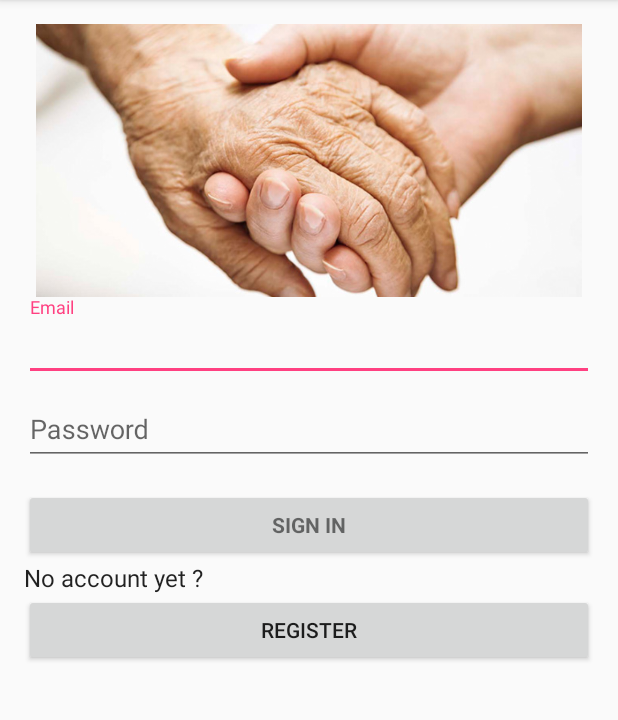
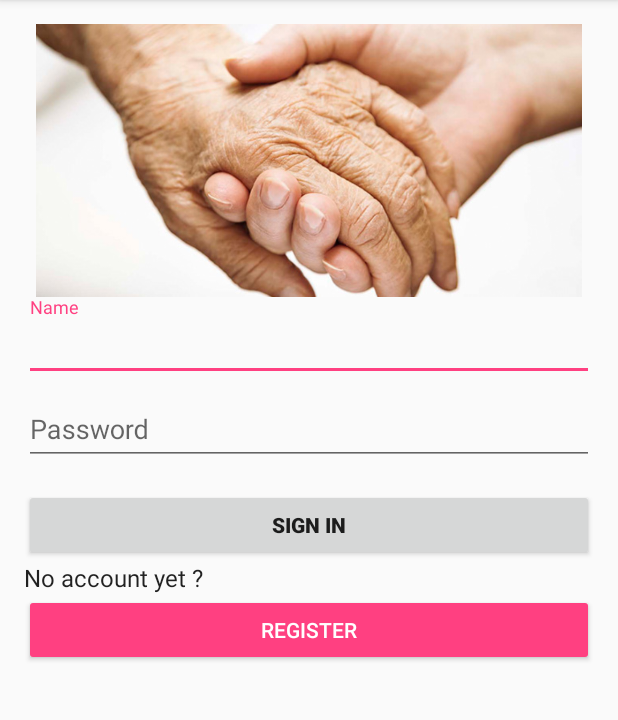
Before and after one commit to theopoipoi/Alzheimer_Project, an Android app: the screen it shows after launch (LoginActivity), on a phone screen of 412 x 824 dp, the part 84-804 px from its top. Run offline under Robolectric (Android 15) with nearby library versions, the phone set to English and light mode, and no system bars.

Commit message:
Login + registration : OK

```diff
--- a/app/src/main/AndroidManifest.xml
+++ b/app/src/main/AndroidManifest.xml
@@ -25,6 +25,9 @@
                 <category android:name="android.intent.category.LAUNCHER" />
             </intent-filter>
         </activity>
+        <activity
+            android:name="RegistrationActivity"
+            android:label="Alzheimer_project" />
     </application>
 
 </manifest>
--- a/app/src/main/java/com/example/theopoipoi/alzheimer_project/DatabaseHelper.java
+++ b/app/src/main/java/com/example/theopoipoi/alzheimer_project/DatabaseHelper.java
@@ -3,8 +3,10 @@ package com.example.theopoipoi.alzheimer_project;
 import android.content.ContentValues;
 import android.content.Context;
 import android.database.Cursor;
+import android.database.SQLException;
 import android.database.sqlite.SQLiteDatabase;
 import android.database.sqlite.SQLiteOpenHelper;
+import android.os.UserManager;
 import android.util.Log;
 
 import java.util.ArrayList;
@@ -23,26 +25,18 @@ public class DatabaseHelper extends SQLiteOpenHelper {
 
     // User Table Columns names
     private static final String COLUMN_USER_NAME = "user_name";
+    private static final String COLUMN_USER_FIRSTNAME = "user_firstname";
     private static final String COLUMN_USER_PASSWORD = "user_password";
-    private static final String COLUMN_USER_BATTERY_MIN = "user_battery_min";
-    private static final String COLUMN_USER_BATTERY_MAX = "user_battery_max";
-    private static final String COLUMN_USER_TEMPERATURE_MIN = "user_temperature_min";
-    private static final String COLUMN_USER_TEMPERATURE_MAX = "user_temperature_max";
-    private static final String COLUMN_USER_HUMIDITY_MIN = "user_humidity_min";
-    private static final String COLUMN_USER_HUMIDITY_MAX = "user_humidity_max";
+    private static final String COLUMN_USER_ADDRESS = "user_address";
     private static final String COLUMN_USER_PHONE = "user_phone";
 
     // create table sql query
     private String CREATE_USER_TABLE = "CREATE TABLE " + TABLE_USER + " ("
-            + COLUMN_USER_NAME + " VARCHAR PRIMARY KEY,"
+            + COLUMN_USER_NAME + " VARCHAR PRIMARY KEY not null,"
+            + COLUMN_USER_FIRSTNAME + " VARCHAR not null,"
             + COLUMN_USER_PASSWORD + " INT(4) not null,"
-            + COLUMN_USER_BATTERY_MAX + " INT,"
-            + COLUMN_USER_BATTERY_MIN + " INT,"
-            + COLUMN_USER_TEMPERATURE_MAX + " INT,"
-            + COLUMN_USER_TEMPERATURE_MIN + " INT,"
-            + COLUMN_USER_HUMIDITY_MAX + " INT,"
-            + COLUMN_USER_HUMIDITY_MIN + " INT,"
-            + COLUMN_USER_PHONE + " VARCHAR"
+            + COLUMN_USER_ADDRESS + " VARCHAR not null,"
+            + COLUMN_USER_PHONE + " VARCHAR not null"
             + ")";
 
     // drop table sql query
@@ -83,8 +77,11 @@ public class DatabaseHelper extends SQLiteOpenHelper {
         SQLiteDatabase db = this.getWritableDatabase();
 
         ContentValues values = new ContentValues();
-        values.put(COLUMN_USER_NAME, user.getUsername());
+        values.put(COLUMN_USER_NAME, user.getName());
         values.put(COLUMN_USER_PASSWORD, user.getPassword());
+        values.put(COLUMN_USER_PHONE, user.getPhone());
+        values.put(COLUMN_USER_ADDRESS, user.getAddress());
+        values.put(COLUMN_USER_FIRSTNAME, user.getFirstname());
 
         // Inserting Row
         db.insert(TABLE_USER, null, values);
@@ -102,7 +99,6 @@ public class DatabaseHelper extends SQLiteOpenHelper {
         String[] columns = {
                 COLUMN_USER_NAME,
                 COLUMN_USER_PASSWORD,
-                COLUMN_USER_TEMPERATURE_MIN,
         };
         // sorting orders
         String sortOrder =
@@ -130,7 +126,7 @@ public class DatabaseHelper extends SQLiteOpenHelper {
         if (cursor.moveToFirst()) {
             do {
                 User user = new User();
-                user.setUsername(cursor.getString(cursor.getColumnIndex(COLUMN_USER_NAME)));
+                user.setName(cursor.getString(cursor.getColumnIndex(COLUMN_USER_NAME)));
                 user.setPassword(Integer.parseInt(cursor.getString(cursor.getColumnIndex(COLUMN_USER_PASSWORD))));
                 // Adding user record to list
                 userList.add(user);
@@ -148,7 +144,7 @@ public class DatabaseHelper extends SQLiteOpenHelper {
      *
      * @param user
      */
-    public void updateUser(User user) {
+    /*public void updateUser(User user) {
         SQLiteDatabase db = this.getWritableDatabase();
 
         ContentValues values = new ContentValues();
@@ -165,7 +161,7 @@ public class DatabaseHelper extends SQLiteOpenHelper {
         db.update(TABLE_USER, values, COLUMN_USER_NAME + "= ?", new String[]{String.valueOf(user.getUsername())});
         db.close();
     }
-
+*/
     /**
      * This method is to delete user record
      *
@@ -175,11 +171,23 @@ public class DatabaseHelper extends SQLiteOpenHelper {
         SQLiteDatabase db = this.getWritableDatabase();
         // delete user record by id
         db.delete(TABLE_USER, COLUMN_USER_NAME + " = ?",
-                new String[]{String.valueOf(user.getUsername())});
+                new String[]{String.valueOf(user.getName())});
         db.close();
     }
 
 
+    public boolean checkPassword(String username, String password) throws SQLException
+    {
+        SQLiteDatabase db = this.getWritableDatabase();
+        Cursor mCursor = db.rawQuery("SELECT * FROM " + TABLE_USER + " WHERE " + COLUMN_USER_NAME + " = ? AND " + COLUMN_USER_PASSWORD + " = ?", new String[]{username,password});
+        if (mCursor != null) {
+            if(mCursor.getCount() > 0)
+            {
+                return true;
+            }
+        }
+        return false;
+    }
 
 
 
--- a/app/src/main/java/com/example/theopoipoi/alzheimer_project/LoginActivity.java
+++ b/app/src/main/java/com/example/theopoipoi/alzheimer_project/LoginActivity.java
@@ -1,48 +1,25 @@
 package com.example.theopoipoi.alzheimer_project;
 
-import android.animation.Animator;
-import android.animation.AnimatorListenerAdapter;
-import android.annotation.TargetApi;
+
 import android.content.Intent;
-import android.content.pm.PackageManager;
-import android.support.annotation.NonNull;
-import android.support.design.widget.Snackbar;
+
 import android.support.v7.app.AppCompatActivity;
-import android.app.LoaderManager.LoaderCallbacks;
 
-import android.content.CursorLoader;
-import android.content.Loader;
-import android.database.Cursor;
-import android.net.Uri;
-import android.os.AsyncTask;
+import android.os.Bundle;
 
-import android.os.Build;
-import android.os.Bundle;
-import android.provider.ContactsContract;
-import android.text.TextUtils;
-import android.view.KeyEvent;
 import android.view.View;
-import android.view.View.OnClickListener;
-import android.view.inputmethod.EditorInfo;
-import android.widget.ArrayAdapter;
-import android.widget.AutoCompleteTextView;
+
 import android.widget.Button;
 import android.widget.EditText;
-import android.widget.TextView;
+
 import android.widget.Toast;
 
-import java.util.ArrayList;
-import java.util.List;
 
-import static android.Manifest.permission.READ_CONTACTS;
 
-/**
- * A login screen that offers login via email/password.
- */
 public class LoginActivity extends AppCompatActivity {
 
     //Declaration EditTexts
-    EditText edit_text_username,edit_text_password;
+    EditText edit_text_name,edit_text_password;
 
     //Declaration Button
     Button sign_in_button;
@@ -71,7 +48,7 @@ public class LoginActivity extends AppCompatActivity {
 
 
                 //Get values from EditText fields
-                String Username = edit_text_username.getText().toString();
+                String Username = edit_text_name.getText().toString();
                 String Password = edit_text_password.getText().toString();
                 //Check if the password has the right length
                 if(Username.matches("")|| Password.length() != 4) {
@@ -80,19 +57,20 @@ public class LoginActivity extends AppCompatActivity {
                 else {
                     //Create a new user to add the values of the editText
                     User currentUser = new User();
-                    currentUser.setUsername(Username);
+                    currentUser.setName(Username);
                     currentUser.setPassword(Integer.parseInt(Password));
 
                     //Check if this username exists or not
-                    if (DatabaseHelper.checkUser(Username)) {
+                    if (DatabaseHelper.checkPassword(Username, Password)) {
+
                         Toast.makeText(getApplicationContext(), "Successfully Logged in!", Toast.LENGTH_SHORT).show();
+
                     } else {
-                        Toast.makeText(getApplicationContext(), "Successfully Sign in!", Toast.LENGTH_SHORT).show();
-                        DatabaseHelper.addUser(currentUser);
+                        Toast.makeText(getApplicationContext(), "Name or password incorrect", Toast.LENGTH_SHORT).show();
                     }
                     //Send the name to the next Activity
-                    intent.putExtra("name", currentUser.getUsername());
-                    startActivity(intent);
+                    //intent.putExtra("name", currentUser.getName());
+                    //startActivity(intent);
                 }
 
 
@@ -101,16 +79,23 @@ public class LoginActivity extends AppCompatActivity {
             }
         });
 
+        register_button.setOnClickListener(new View.OnClickListener() {
+            public void onClick(View view) {
+                intent = new Intent(getApplicationContext(), RegistrationActivity.class);
+                startActivity(intent);
+            }
+
+            });
 
     }
 
 
     //this method is used to connect XML views to its Objects
     private void initViews() {
-        sign_in_button = (Button)findViewById(R.id.email_sign_in_button);
-        edit_text_username = (EditText)findViewById(R.id.login_username);
-        edit_text_password = (EditText)findViewById(R.id.login_password);
-        register_button = (Button)findViewById(R.id.register_button);
+        sign_in_button = (Button)findViewById(R.id.login_sign_in_button);
+        edit_text_name = (EditText)findViewById(R.id.login_name_editText);
+        edit_text_password = (EditText)findViewById(R.id.login_password_editText);
+        register_button = (Button)findViewById(R.id.login_register_button);
 
 
     }
--- a/app/src/main/res/layout/activity_login.xml
+++ b/app/src/main/res/layout/activity_login.xml
@@ -36,17 +36,17 @@
                 android:id="@+id/imageView"
                 android:layout_width="match_parent"
                 android:layout_height="182dp"
-                app:srcCompat="@drawable/Alzheimer" />
+                app:srcCompat="@drawable/alzheimer" />
 
             <android.support.design.widget.TextInputLayout
                 android:layout_width="match_parent"
                 android:layout_height="wrap_content">
 
                 <AutoCompleteTextView
-                    android:id="@+id/login_username"
+                    android:id="@+id/login_name_editText"
                     android:layout_width="match_parent"
                     android:layout_height="wrap_content"
-                    android:hint="@string/prompt_email"
+                    android:hint="@string/prompt_name"
                     android:inputType="textEmailAddress"
                     android:maxLines="1"
                     android:singleLine="true" />
@@ -58,7 +58,7 @@
                 android:layout_height="wrap_content">
 
                 <EditText
-                    android:id="@+id/login_password"
+                    android:id="@+id/login_password_editText"
                     android:layout_width="match_parent"
                     android:layout_height="wrap_content"
                     android:hint="@string/prompt_password"
@@ -72,8 +72,7 @@
             </android.support.design.widget.TextInputLayout>
 
             <Button
-                android:id="@+id/email_sign_in_button"
-                style="?android:textAppearanceSmall"
+                android:id="@+id/login_sign_in_button"
                 android:layout_width="match_parent"
                 android:layout_height="wrap_content"
                 android:layout_marginTop="16dp"
@@ -88,7 +87,8 @@
                 android:textAppearance="@style/TextAppearance.AppCompat.Menu" />
 
             <Button
-                android:id="@+id/register_button"
+                android:id="@+id/login_register_button"
+                style="@style/Widget.AppCompat.Button.Colored"
                 android:layout_width="match_parent"
                 android:layout_height="wrap_content"
                 android:text="@string/action_register" />
--- a/app/src/main/res/values/strings.xml
+++ b/app/src/main/res/values/strings.xml
@@ -2,7 +2,7 @@
     <string name="app_name">Alzheimer_project</string>
 
     <!-- Strings related to login -->
-    <string name="prompt_email">Email</string>
+    <string name="prompt_name">Name</string>
     <string name="prompt_password">Password </string>
     <string name="action_sign_in">Sign in or register</string>
     <string name="action_sign_in_short">Sign in</string>
```
Also changed, not shown: app/src/main/java/com/example/theopoipoi/alzheimer_project/RegistrationActivity.java (added, +89 -0 lines), app/src/main/java/com/example/theopoipoi/alzheimer_project/User.java (+24 -60 lines), app/src/main/res/layout/activity_registration.xml (added, +98 -0 lines), app/src/main/res/drawable-v24/alzheimer.jpg (renamed from app/src/main/res/drawable-v24/Alzheimer.jpg).
